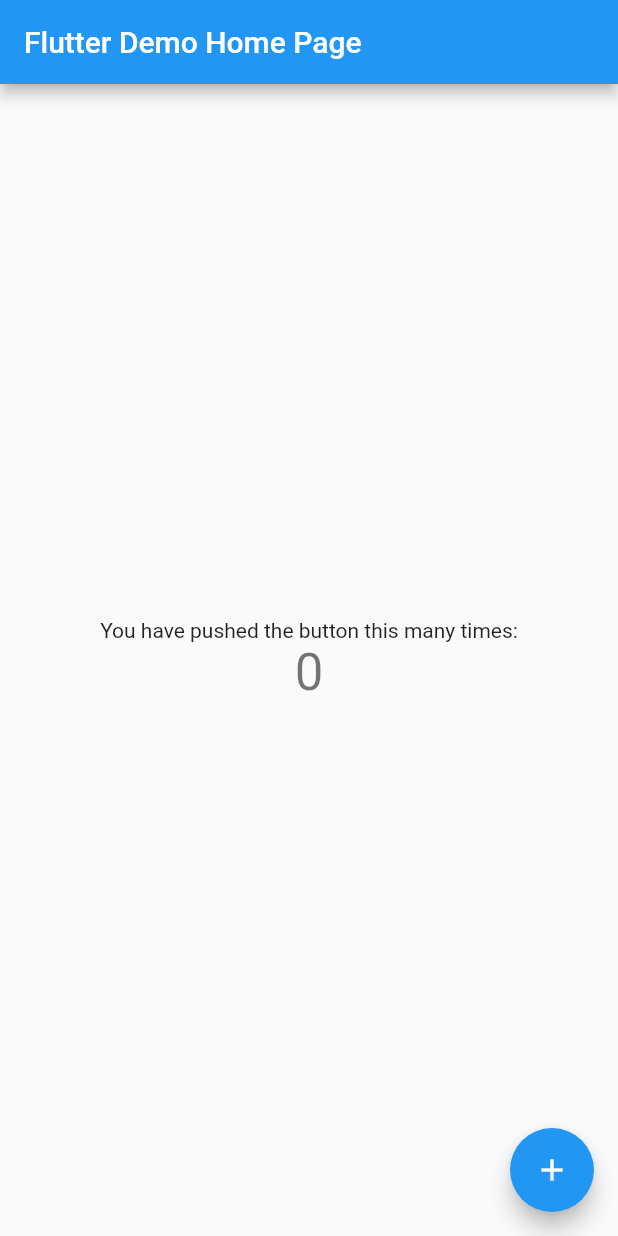
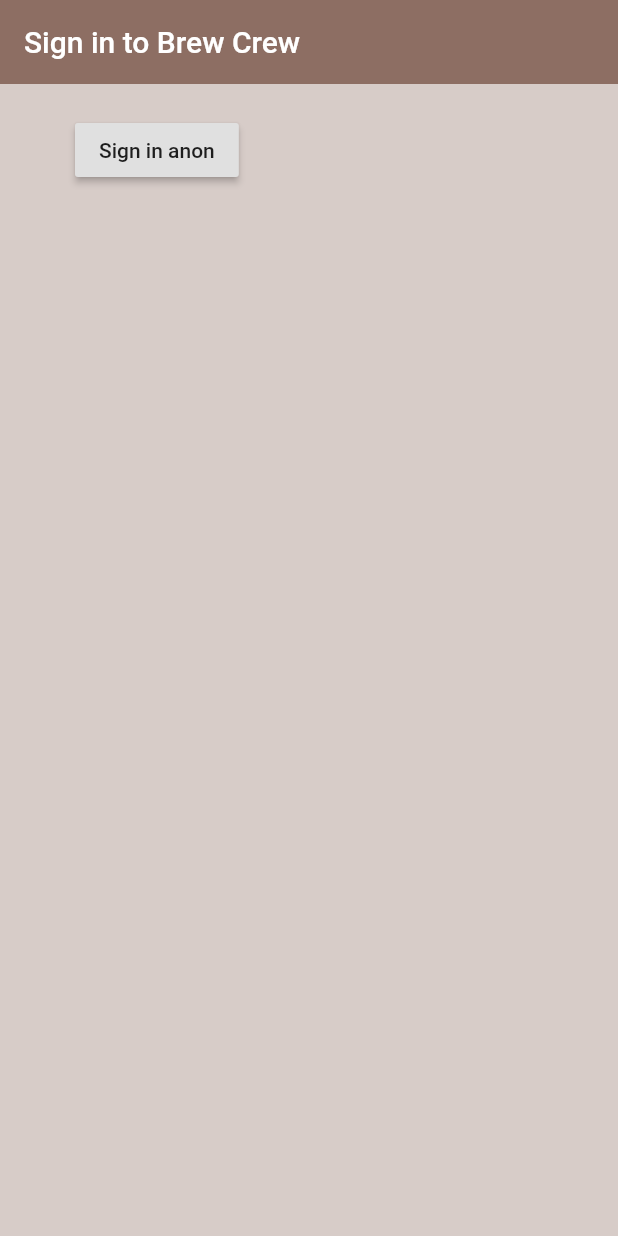
Before and after one commit to KevinDufendach/flutter-firebase-sandbox, a Flutter app: the screen it shows after launch, on a phone screen of 412 x 824 dp. Run offline on Flutter 3.47's test engine with Material 2 defaults, Android fonts, the phone set to English and light mode, and no system bars; our stand-ins replace firebase_auth; accounts and stored records are empty.

Commit message:
create auth sign in screen

```diff
--- a/lib/main.dart
+++ b/lib/main.dart
@@ -1,4 +1,5 @@
 import 'package:flutter/material.dart';
+import 'package:flutter_firebase_sandbox/screens/wrapper.dart';
 
 void main() => runApp(MyApp());
 
@@ -7,105 +8,7 @@ class MyApp extends StatelessWidget {
   @override
   Widget build(BuildContext context) {
     return MaterialApp(
-      title: 'Flutter Demo',
-      theme: ThemeData(
-        // This is the theme of your application.
-        //
-        // Try running your application with "flutter run". You'll see the
-        // application has a blue toolbar. Then, without quitting the app, try
-        // changing the primarySwatch below to Colors.green and then invoke
-        // "hot reload" (press "r" in the console where you ran "flutter run",
-        // or simply save your changes to "hot reload" in a Flutter IDE).
-        // Notice that the counter didn't reset back to zero; the application
-        // is not restarted.
-        primarySwatch: Colors.blue,
-      ),
-      home: MyHomePage(title: 'Flutter Demo Home Page'),
+      home: Wrapper(),
     );
   }
 }
-
-class MyHomePage extends StatefulWidget {
-  MyHomePage({Key key, this.title}) : super(key: key);
-
-  // This widget is the home page of your application. It is stateful, meaning
-  // that it has a State object (defined below) that contains fields that affect
-  // how it looks.
-
-  // This class is the configuration for the state. It holds the values (in this
-  // case the title) provided by the parent (in this case the App widget) and
-  // used by the build method of the State. Fields in a Widget subclass are
-  // always marked "final".
-
-  final String title;
-
-  @override
-  _MyHomePageState createState() => _MyHomePageState();
-}
-
-class _MyHomePageState extends State<MyHomePage> {
-  int _counter = 0;
-
-  void _incrementCounter() {
-    setState(() {
-      // This call to setState tells the Flutter framework that something has
-      // changed in this State, which causes it to rerun the build method below
-      // so that the display can reflect the updated values. If we changed
-      // _counter without calling setState(), then the build method would not be
-      // called again, and so nothing would appear to happen.
-      _counter++;
-    });
-  }
-
-  @override
-  Widget build(BuildContext context) {
-    // This method is rerun every time setState is called, for instance as done
-    // by the _incrementCounter method above.
-    //
-    // The Flutter framework has been optimized to make rerunning build methods
-    // fast, so that you can just rebuild anything that needs updating rather
-    // than having to individually change instances of widgets.
-    return Scaffold(
-      appBar: AppBar(
-        // Here we take the value from the MyHomePage object that was created by
-        // the App.build method, and use it to set our appbar title.
-        title: Text(widget.title),
-      ),
-      body: Center(
-        // Center is a layout widget. It takes a single child and positions it
-        // in the middle of the parent.
-        child: Column(
-          // Column is also a layout widget. It takes a list of children and
-          // arranges them vertically. By default, it sizes itself to fit its
-          // children horizontally, and tries to be as tall as its parent.
-          //
-          // Invoke "debug painting" (press "p" in the console, choose the
-          // "Toggle Debug Paint" action from the Flutter Inspector in Android
-          // Studio, or the "Toggle Debug Paint" command in Visual Studio Code)
-          // to see the wireframe for each widget.
-          //
-          // Column has various properties to control how it sizes itself and
-          // how it positions its children. Here we use mainAxisAlignment to
-          // center the children vertically; the main axis here is the vertical
-          // axis because Columns are vertical (the cross axis would be
-          // horizontal).
-          mainAxisAlignment: MainAxisAlignment.center,
-          children: <Widget>[
-            Text(
-              'You have pushed the button this many times:',
-            ),
-            Text(
-              '$_counter',
-              style: Theme.of(context).textTheme.display1,
-            ),
-          ],
-        ),
-      ),
-      floatingActionButton: FloatingActionButton(
-        onPressed: _incrementCounter,
-        tooltip: 'Increment',
-        child: Icon(Icons.add),
-      ), // This trailing comma makes auto-formatting nicer for build methods.
-    );
-  }
-}
--- /dev/null
+++ b/lib/screens/authenticate/authenticate.dart
@@ -0,0 +1,16 @@
+import 'package:flutter/material.dart';
+import 'package:flutter_firebase_sandbox/screens/authenticate/sign_in.dart';
+
+class Authenticate extends StatefulWidget {
+  @override
+  _AuthenticateState createState() => _AuthenticateState();
+}
+
+class _AuthenticateState extends State<Authenticate> {
+  @override
+  Widget build(BuildContext context) {
+    return Container(
+      child: SignIn(),
+    );
+  }
+}
--- /dev/null
+++ b/lib/screens/authenticate/sign_in.dart
@@ -0,0 +1,43 @@
+import 'package:flutter/material.dart';
+import 'package:flutter_firebase_sandbox/services/auth.dart';
+
+class SignIn extends StatefulWidget {
+  @override
+  _SignInState createState() => _SignInState();
+}
+
+class _SignInState extends State<SignIn> {
+
+  final AuthService _authSvc = AuthService();
+
+  @override
+  Widget build(BuildContext context) {
+    return Scaffold(
+      backgroundColor: Colors.brown[100],
+      appBar: AppBar(
+        backgroundColor: Colors.brown[400],
+        elevation: 0.0,
+        title: Text('Sign in to Brew Crew'),
+      ),
+      body: Container(
+        padding: EdgeInsets.symmetric(
+          vertical: 20.0,
+          horizontal: 50.0,
+        ),
+        child: RaisedButton(
+          child: Text('Sign in anon'),
+          onPressed: () async {
+            dynamic result = await _authSvc.signInAnon();
+            if (result == null) {
+              print('error signing in');
+            } else {
+              print('user signed in');
+              print(result.toString());
+            }
+          },
+        ),
+      ),
+
+    );
+  }
+}
--- /dev/null
+++ b/lib/screens/wrapper.dart
@@ -0,0 +1,11 @@
+import 'package:flutter/material.dart';
+import 'package:flutter_firebase_sandbox/screens/authenticate/authenticate.dart';
+import 'package:flutter_firebase_sandbox/screens/home/home.dart';
+
+class Wrapper extends StatelessWidget {
+  @override
+  Widget build(BuildContext context) {
+    // return either home or authenticate widget
+    return Authenticate();
+  }
+}
```
Also changed, not shown: lib/screens/home/home.dart (added, +10 -0 lines), lib/services/auth.dart (added, +23 -0 lines).
